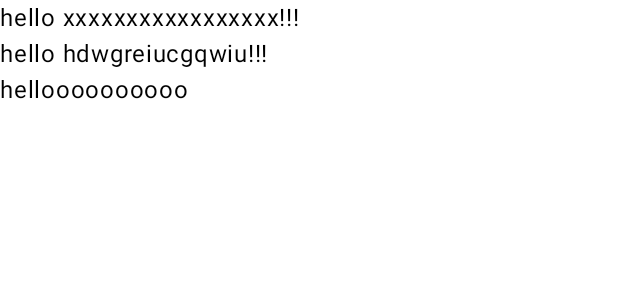
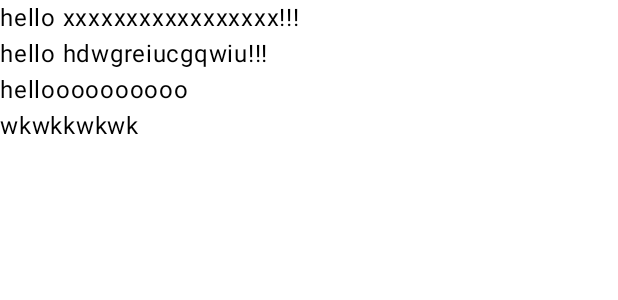
Before and after one commit to sfiorenzaaa/labweek7, an Android app built with Jetpack Compose: the @Preview function HomeViewPreview, on a phone screen of 412 x 824 dp. Shown: the top 300 px of the screen. Run offline under Robolectric (Android 15) with nearby library versions, the phone set to English and light mode, and no system bars.

Commit message:
upadte homeview 222

```diff
--- a/app/src/main/java/com/shannon/myapplication/homeview.kt
+++ b/app/src/main/java/com/shannon/myapplication/homeview.kt
@@ -21,6 +21,11 @@ fun HomeView(){
         Text (
             text = "helloooooooooo"
         )
+
+        Text (
+            text = "wkwkkwkwk"
+        )
+
     }
 }
 
```
